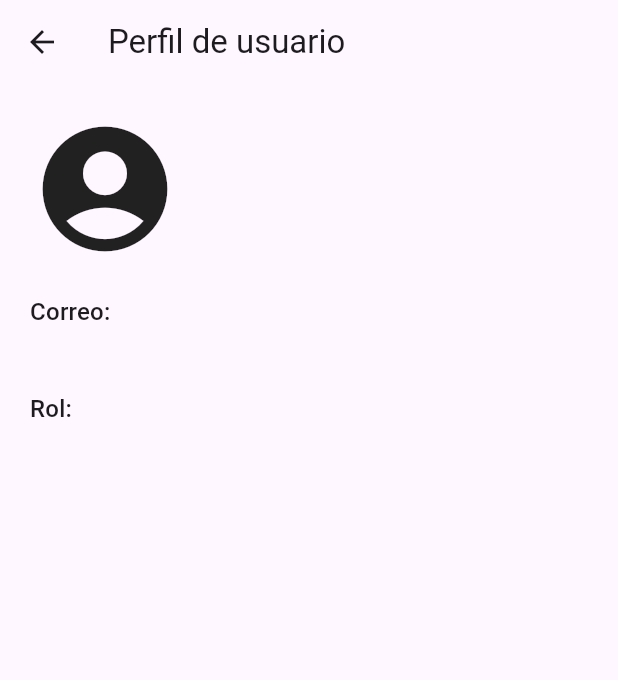
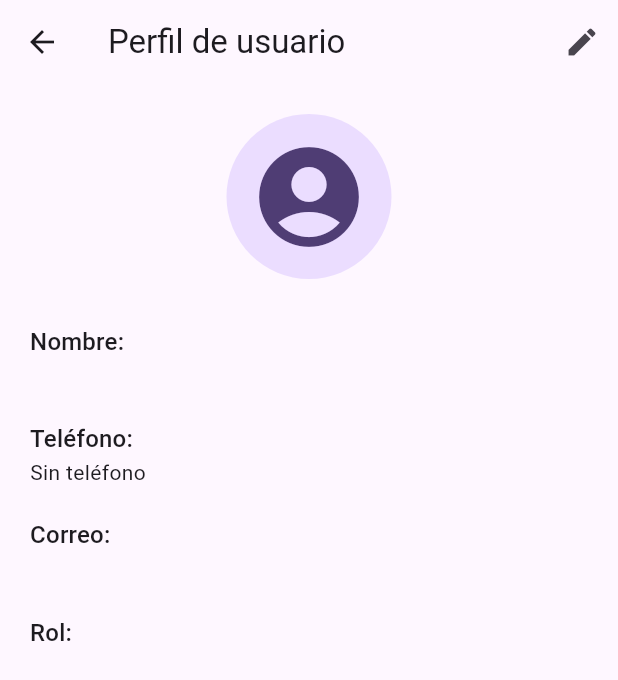
Before and after one commit to bandreshoyos22-art/CARPULIA, a Flutter app: the UserProfileScreen screen opened directly, on a phone screen of 412 x 824 dp. Shown: the top 680 px of the screen. Run offline on Flutter 3.47's test engine with Material 3 defaults, Android fonts, the light colour scheme and no system bars; our stand-ins replace flutter_map, latlong2, shared_preferences; accounts and stored records are empty; network calls fail.

Commit message:
Agrega editar perfil e historial de viajes

```diff
--- a/frontend/lib/screens/user_profile_screen.dart
+++ b/frontend/lib/screens/user_profile_screen.dart
@@ -1,9 +1,33 @@
 import 'package:flutter/material.dart';
-
+import '../models/user.dart';
 import '../services/storage_service.dart';
 
-class UserProfileScreen extends StatelessWidget {
+class UserProfileScreen extends StatefulWidget {
   const UserProfileScreen({super.key});
+
+  @override
+  State<UserProfileScreen> createState() => _UserProfileScreenState();
+}
+
+class _UserProfileScreenState extends State<UserProfileScreen> {
+  final _nameController = TextEditingController();
+  final _phoneController = TextEditingController();
+  bool _isEditing = false;
+
+  @override
+  void initState() {
+    super.initState();
+    final user = StorageService().currentUser;
+    _nameController.text = user?.name ?? '';
+    _phoneController.text = user?.phone ?? '';
+  }
+
+  @override
+  void dispose() {
+    _nameController.dispose();
+    _phoneController.dispose();
+    super.dispose();
+  }
 
   @override
   Widget build(BuildContext context) {
@@ -12,37 +36,101 @@ class UserProfileScreen extends StatelessWidget {
     return Scaffold(
       appBar: AppBar(
         title: const Text('Perfil de usuario'),
+        actions: [
+          IconButton(
+            icon: Icon(_isEditing ? Icons.save : Icons.edit),
+            onPressed: () async {
+              if (_isEditing) {
+                if (user != null) {
+                  final updatedUser = AppUser(
+                    name: _nameController.text,
+                    email: user.email,
+                    password: user.password,
+                    role: user.role,
+                    phone: _phoneController.text,
+                  );
+                  await StorageService().saveCurrentUser(updatedUser);
+                }
+                ScaffoldMessenger.of(context).showSnackBar(
+                  const SnackBar(content: Text('Perfil guardado')),
+                );
+              }
+              setState(() {
+                _isEditing = !_isEditing;
+              });
+            },
+          ),
+        ],
       ),
-
       body: Padding(
         padding: const EdgeInsets.all(20),
-
         child: Column(
           crossAxisAlignment: CrossAxisAlignment.start,
+          children: [
+            Center(
+              child: Stack(
+                children: [
+                  const CircleAvatar(
+                    radius: 55,
+                    child: Icon(Icons.account_circle, size: 80),
+                  ),
+                  if (_isEditing)
+                    Positioned(
+                      bottom: 0,
+                      right: 0,
+                      child: CircleAvatar(
+                        radius: 18,
+                        backgroundColor: Theme.of(context).primaryColor,
+                        child: const Icon(
+                          Icons.camera_alt,
+                          size: 18,
+                          color: Colors.white,
+                        ),
+                      ),
+                    ),
+                ],
+              ),
+            ),
 
-          children: [
+            const SizedBox(height: 30),
 
-            const Icon(
-              Icons.account_circle,
-              size: 100,
-            ),
+            Text('Nombre:', style: Theme.of(context).textTheme.titleMedium),
+            _isEditing
+                ? TextField(
+                    controller: _nameController,
+                    decoration: const InputDecoration(
+                      hintText: 'Ingresa tu nombre',
+                      border: OutlineInputBorder(),
+                    ),
+                  )
+                : Text(user?.name ?? 'Sin nombre'),
 
             const SizedBox(height: 20),
 
-            Text(
-              'Correo:',
-              style: Theme.of(context).textTheme.titleMedium,
-            ),
+            Text('Teléfono:', style: Theme.of(context).textTheme.titleMedium),
+            _isEditing
+                ? TextField(
+                    controller: _phoneController,
+                    keyboardType: TextInputType.phone,
+                    decoration: const InputDecoration(
+                      hintText: 'Ingresa tu teléfono',
+                      border: OutlineInputBorder(),
+                    ),
+                  )
+                : Text(
+                    user?.phone.isEmpty == true
+                        ? 'Sin teléfono'
+                        : user?.phone ?? 'Sin teléfono',
+                  ),
 
+            const SizedBox(height: 20),
+
+            Text('Correo:', style: Theme.of(context).textTheme.titleMedium),
             Text(user?.email ?? 'Sin correo'),
 
             const SizedBox(height: 20),
 
-            Text(
-              'Rol:',
-              style: Theme.of(context).textTheme.titleMedium,
-            ),
-
+            Text('Rol:', style: Theme.of(context).textTheme.titleMedium),
             Text(user?.role ?? 'Sin rol'),
           ],
         ),
```
Also changed, not shown: frontend/lib/models/user.dart (+10 -1 lines), frontend/lib/screens/home_screen.dart (+18 -35 lines), frontend/lib/screens/trip_history_screen.dart (added, +185 -0 lines).
